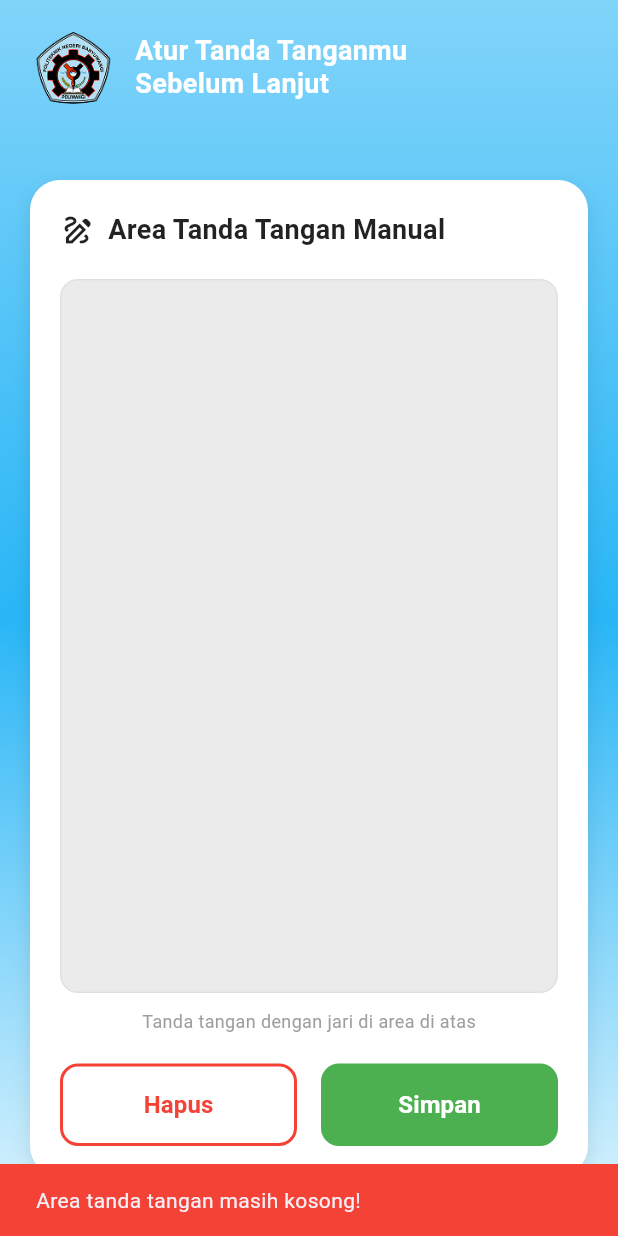
After one commit to fakerryugan/androidtandatanganwangi, a Flutter app: the SignaturePage screen opened directly, after a tap on "Simpan", on a phone screen of 412 x 824 dp. The commit adds this screen. Run offline on Flutter 3.47's test engine with Material 3 defaults, Android fonts, the phone set to English and light mode, and no system bars; drawn by our look-alikes of signature; our stand-ins replace file_picker, qr_flutter, shared_preferences; missing offline and left inert: barcode_scan2, flutter_pdfview, pdfx, syncfusion_flutter_pdf; accounts and stored records are empty.

Commit message:
menambahkan fitur ttd

```diff
--- a/lib/login/loginmasuk_page.dart
+++ b/lib/login/loginmasuk_page.dart
@@ -2,6 +2,8 @@ import 'package:flutter/material.dart';
 import 'package:shared_preferences/shared_preferences.dart';
 import 'package:android/bottom_navbar/bottom_navbar.dart';
 import 'package:android/api/loginsystem.dart';
+import 'package:android/ttd/ttd.dart';
+
 
 class LoginmasukPage extends StatefulWidget {
   const LoginmasukPage({super.key});
@@ -50,11 +52,11 @@ class _LoginmasukPageState extends State<LoginmasukPage> {
 
       final prefs = await SharedPreferences.getInstance();
       await prefs.setString('token', token);
-      debugPrint("LOGIN BERHASIL. Pindah ke BottomNavBar...");
+      debugPrint("LOGIN BERHASIL. Pindah ke Halaman Tanda Tangan...");
 
       Navigator.pushReplacement(
         context,
-        MaterialPageRoute(builder: (context) => const MyBottomNavBar()),
+        MaterialPageRoute(builder: (context) => const SignaturePage()),
       );
     } else {
       ScaffoldMessenger.of(context).showSnackBar(
--- /dev/null
+++ b/lib/ttd/ttd.dart
@@ -0,0 +1,254 @@
+import 'dart:typed_data';
+import 'package:flutter/material.dart';
+import 'package:signature/signature.dart';
+import 'package:android/bottom_navbar/bottom_navbar.dart'; // Sesuaikan path
+
+class SignaturePage extends StatefulWidget {
+  const SignaturePage({super.key});
+
+  @override
+  State<SignaturePage> createState() => _SignaturePageState();
+}
+
+class _SignaturePageState extends State<SignaturePage> {
+  // Controller untuk mengatur canvas tanda tangan
+  final SignatureController _controller = SignatureController(
+    penStrokeWidth: 3, // Ketebalan pena
+    penColor: Colors.black, // Warna tinta
+    exportBackgroundColor: Colors.transparent, // Latar belakang saat disimpan
+  );
+
+  @override
+  void dispose() {
+    _controller.dispose();
+    super.dispose();
+  }
+
+  // Fungsi untuk menyimpan (Contoh: Konversi ke Bytes)
+  Future<void> _handleSave() async {
+    if (_controller.isNotEmpty) {
+      // 1. Ambil data gambar
+      final Uint8List? data = await _controller.toPngBytes();
+
+      if (data != null) {
+        // -----------------------------------------------------------
+        // TODO: DI SINI KODE UPLOAD KE SERVER (API)
+        // Biasanya kamu akan kirim 'data' ini ke API Backend
+        // agar tersimpan di database pengguna.
+        // -----------------------------------------------------------
+
+        // Tampilkan pesan sukses
+        ScaffoldMessenger.of(context).showSnackBar(
+          const SnackBar(
+            content: Text("Tanda tangan berhasil disimpan! Masuk ke Home..."),
+            backgroundColor: Colors.green,
+          ),
+        );
+
+        // Jeda sebentar agar user sempat baca pesan (opsional)
+        await Future.delayed(const Duration(seconds: 1));
+
+        // 2. NAVIGASI KE HOME (BottomNavBar)
+        // Gunakan pushReplacement agar user tidak bisa kembali ke halaman TTD
+        if (mounted) {
+          Navigator.pushReplacement(
+            context,
+            MaterialPageRoute(builder: (context) => const MyBottomNavBar()),
+          );
+        }
+      }
+    } else {
+      ScaffoldMessenger.of(context).showSnackBar(
+        const SnackBar(
+          content: Text("Area tanda tangan masih kosong!"),
+          backgroundColor: Colors.red,
+        ),
+      );
+    }
+  }
+
+  @override
+  Widget build(BuildContext context) {
+    return Scaffold(
+      body: Container(
+        width: double.infinity,
+        height: double.infinity,
+        // 1. Background Gradient Biru (Sesuai Desain)
+        decoration: const BoxDecoration(
+          gradient: LinearGradient(
+            begin: Alignment.topCenter,
+            end: Alignment.bottomCenter,
+            colors: [
+              Color(0xFF81D4FA), // Biru muda bagian atas
+              Color(0xFF29B6F6), // Biru agak tua bagian bawah
+              Color(0xFFE1F5FE), // Fade ke putih/biru sangat muda di bawah
+            ],
+            stops: [0.0, 0.5, 1.0],
+          ),
+        ),
+        child: SafeArea(
+          child: Column(
+            children: [
+              const SizedBox(height: 20),
+              // 2. Header (Logo & Text)
+              Padding(
+                padding: const EdgeInsets.symmetric(horizontal: 24.0),
+                child: Row(
+                  children: [
+                    // Placeholder Logo (Ganti dengan Image.asset('assets/logo.png'))
+                    Image.asset(
+                      'assets/images/logo.png', // Pastikan path ini sesuai dengan folder Anda
+                      height: 50,        // Menyamakan ukuran dengan kode sebelumnya
+                      width: 50,
+                      fit: BoxFit.contain, // Agar gambar tidak terpotong
+                    ),
+                    const SizedBox(width: 16),
+                    const Expanded(
+                      child: Text(
+                        "Atur Tanda Tanganmu\nSebelum Lanjut",
+                        style: TextStyle(
+                          color: Colors.white,
+                          fontSize: 18,
+                          fontWeight: FontWeight.bold,
+                          height: 1.2,
+                        ),
+                      ),
+                    ),
+                  ],
+                ),
+              ),
+              const SizedBox(height: 30),
+
+              // 3. Card Putih Utama
+              Expanded(
+                child: Container(
+                  width: double.infinity,
+                  margin: const EdgeInsets.symmetric(horizontal: 20, vertical: 20),
+                  padding: const EdgeInsets.all(20),
+                  decoration: BoxDecoration(
+                    color: Colors.white,
+                    borderRadius: BorderRadius.circular(20),
+                    boxShadow: [
+                      BoxShadow(
+                        color: Colors.black.withOpacity(0.1),
+                        blurRadius: 10,
+                        offset: const Offset(0, 5),
+                      ),
+                    ],
+                  ),
+                  child: Column(
+                    crossAxisAlignment: CrossAxisAlignment.start,
+                    mainAxisSize: MainAxisSize.min,
+                    children: [
+                      // Judul Card
+                      Row(
+                        children: const [
+                          Icon(Icons.draw_outlined, color: Colors.black87), // Icon Pena
+                          SizedBox(width: 8),
+                          Text(
+                            "Area Tanda Tangan Manual",
+                            style: TextStyle(
+                              fontSize: 18,
+                              fontWeight: FontWeight.bold,
+                              color: Colors.black87,
+                            ),
+                          ),
+                        ],
+                      ),
+                      const SizedBox(height: 20),
+
+                      // 4. Area Canvas Tanda Tangan
+                      Expanded(
+                        child: Container(
+                          width: double.infinity,
+                          decoration: BoxDecoration(
+                            color: const Color(0xFFEBEBEB), // Warna abu-abu kanvas
+                            borderRadius: BorderRadius.circular(12),
+                            border: Border.all(color: Colors.grey.shade300),
+                          ),
+                          child: ClipRRect(
+                            borderRadius: BorderRadius.circular(12),
+                            child: Signature(
+                              controller: _controller,
+                              backgroundColor: const Color(0xFFEBEBEB), // Samakan dengan container
+                            ),
+                          ),
+                        ),
+                      ),
+
+                      const SizedBox(height: 10),
+                      const Center(
+                        child: Text(
+                          "Tanda tangan dengan jari di area di atas",
+                          style: TextStyle(
+                            color: Colors.grey,
+                            fontSize: 12,
+                          ),
+                        ),
+                      ),
+                      const SizedBox(height: 20),
+
+                      // 5. Tombol Hapus & Simpan
+                      Row(
+                        children: [
+                          // Tombol Hapus (Outlined Red)
+                          Expanded(
+                            child: OutlinedButton(
+                              onPressed: () {
+                                _controller.clear();
+                              },
+                              style: OutlinedButton.styleFrom(
+                                side: const BorderSide(color: Colors.red, width: 2),
+                                padding: const EdgeInsets.symmetric(vertical: 16),
+                                shape: RoundedRectangleBorder(
+                                  borderRadius: BorderRadius.circular(12),
+                                ),
+                              ),
+                              child: const Text(
+                                "Hapus",
+                                style: TextStyle(
+                                  color: Colors.red,
+                                  fontWeight: FontWeight.bold,
+                                  fontSize: 16,
+                                ),
+                              ),
+                            ),
+                          ),
+                          const SizedBox(width: 16),
+                          // Tombol Simpan (Filled Green)
+                          Expanded(
+                            child: ElevatedButton(
+                              onPressed: _handleSave,
+                              style: ElevatedButton.styleFrom(
+                                backgroundColor: const Color(0xFF4CAF50), // Warna hijau
+                                padding: const EdgeInsets.symmetric(vertical: 16),
+                                shape: RoundedRectangleBorder(
+                                  borderRadius: BorderRadius.circular(12),
+                                ),
+                                elevation: 0,
+                              ),
+                              child: const Text(
+                                "Simpan",
+                                style: TextStyle(
+                                  color: Colors.white,
+                                  fontWeight: FontWeight.bold,
+                                  fontSize: 16,
+                                ),
+                              ),
+                            ),
+                          ),
+                        ],
+                      ),
+                    ],
+                  ),
+                ),
+              ),
+              // Spacer bawah agar card tidak terlalu mepet bawah
+              const SizedBox(height: 20),
+            ],
+          ),
+        ),
+      ),
+    );
+  }
+}
--- a/pubspec.yaml
+++ b/pubspec.yaml
@@ -44,6 +44,7 @@ dependencies:
   pdfx: ^2.9.2
   open_filex: ^4.7.0
   flutter_pdfview: ^1.4.0+1
+  signature: ^6.3.0
 
 
 dev_dependencies:
```
Also changed, not shown: lib/upload_file/menampilkanpdf.dart (line endings or trailing spaces), pubspec.lock.
